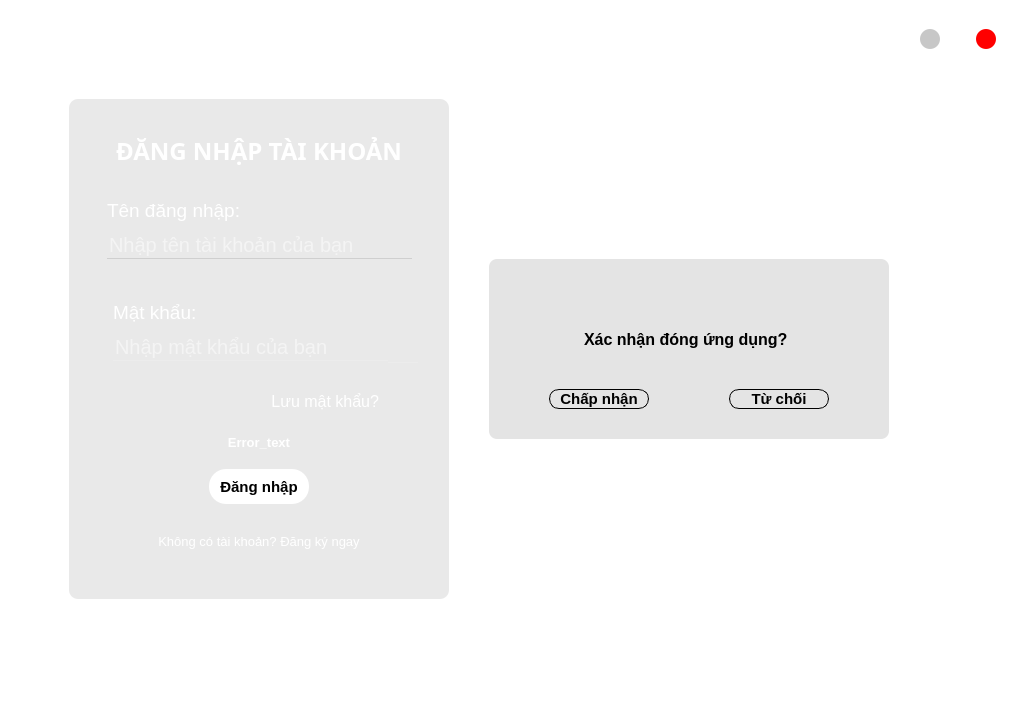
This is UI_Files/Login_gui.ui in hoangm960/Astraea as Qt 5 draws it before an edit. The edited form follows.
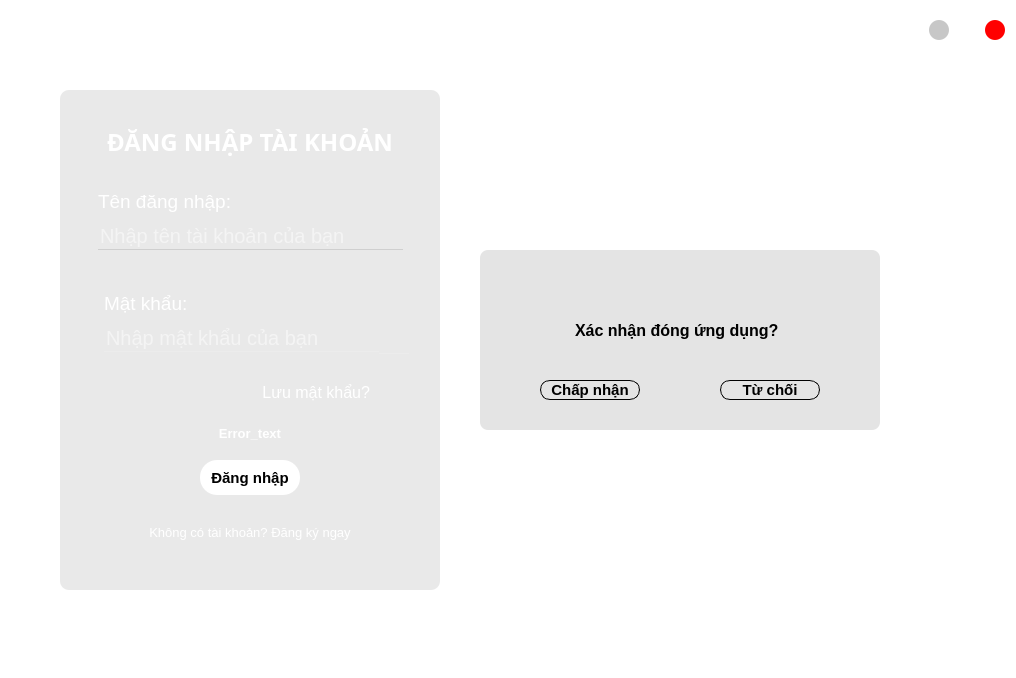
This is the edited form. Icons and pictures are not drawn.

The edit to the form file:
```diff
--- a/UI_Files/Login_gui.ui
+++ b/UI_Files/Login_gui.ui
@@ -7,32 +7,9 @@
     <x>0</x>
     <y>0</y>
     <width>1016</width>
-    <height>708</height>
+    <height>678</height>
    </rect>
   </property>
-  <property name="sizePolicy">
-   <sizepolicy hsizetype="Preferred" vsizetype="Preferred">
-    <horstretch>0</horstretch>
-    <verstretch>0</verstretch>
-   </sizepolicy>
-  </property>
-  <property name="minimumSize">
-   <size>
-    <width>0</width>
-    <height>0</height>
-   </size>
-  </property>
-  <property name="maximumSize">
-   <size>
-    <width>16777215</width>
-    <height>16777215</height>
-   </size>
-  </property>
-  <property name="font">
-   <font>
-    <kerning>true</kerning>
-   </font>
-  </property>
   <property name="windowTitle">
    <string>MainWindow</string>
   </property>
@@ -43,18 +20,24 @@
    <string notr="true">border-radius: 8px;
 background : transparent;</string>
   </property>
-  <widget class="QWidget" name="Form">
-   <property name="minimumSize">
-    <size>
-     <width>0</width>
-     <height>0</height>
-    </size>
-   </property>
-   <property name="styleSheet">
-    <string notr="true">background: transparent;</string>
-   </property>
-   <layout class="QGridLayout" name="gridLayout">
-    <item row="0" column="0">
+  <widget class="QWidget" name="centralwidget">
+   <layout class="QVBoxLayout" name="verticalLayout_8">
+    <property name="spacing">
+     <number>0</number>
+    </property>
+    <property name="leftMargin">
+     <number>0</number>
+    </property>
+    <property name="topMargin">
+     <number>0</number>
+    </property>
+    <property name="rightMargin">
+     <number>0</number>
+    </property>
+    <property name="bottomMargin">
+     <number>0</number>
+    </property>
+    <item>
      <widget class="QFrame" name="bg_frame">
       <property name="layoutDirection">
        <enum>Qt::RightToLeft</enum>
```
Left out of the diff: 192 changed lines with no effect on the pictures.
